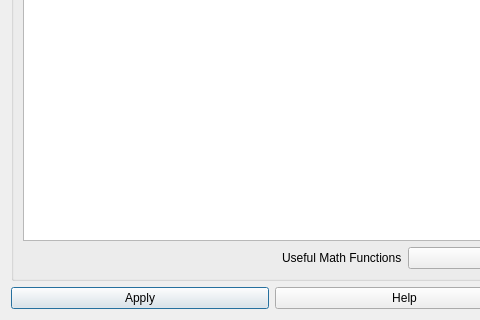
First picture: the form in src/sas/qtgui/Calculators/UI/custom.ui, repository rprospero/sasview, before the edit; both pictures show x 0 to 480 and y 610 to 930 of the 809 by 930 pixel window.
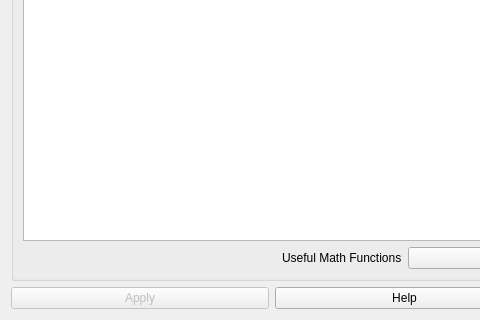
Second picture: the form after the edit.

Commit message: Users cannot create new model until they've actually written code.

Diff of the .ui file:
```diff
--- a/src/sas/qtgui/Calculators/UI/custom.ui
+++ b/src/sas/qtgui/Calculators/UI/custom.ui
@@ -95,6 +95,9 @@
     <layout class="QHBoxLayout" name="horizontalLayout">
      <item>
       <widget class="QPushButton" name="applyBtn">
+       <property name="enabled">
+        <bool>false</bool>
+       </property>
        <property name="text">
         <string>Apply</string>
        </property>
```
